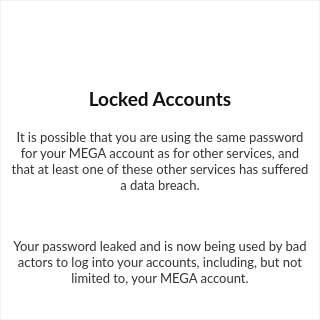
Old version of the form src/MEGASync/gui/linux/LockedPopOver.ui in the repository meganz/MEGAsync.
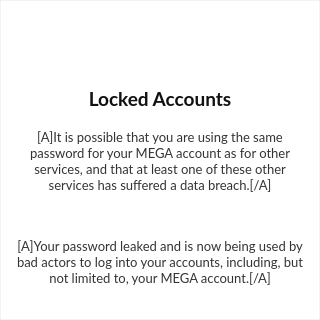
New version of the form. Icons and pictures are not drawn.

Commit message: UI adjustments of locked popover for macOS.

```diff
--- a/src/MEGASync/gui/linux/LockedPopOver.ui
+++ b/src/MEGASync/gui/linux/LockedPopOver.ui
@@ -142,7 +142,7 @@
 }</string>
      </property>
      <property name="text">
-      <string>It is possible that you are using the same password for your MEGA account as for other services, and that at least one of these other services has suffered a data breach.</string>
+      <string>[A]It is possible that you are using the same password for your MEGA account as for other services, and that at least one of these other services has suffered a data breach.[/A]</string>
      </property>
      <property name="alignment">
       <set>Qt::AlignCenter</set>
@@ -164,7 +164,7 @@
 }</string>
      </property>
      <property name="text">
-      <string>Your password leaked and is now being used by bad actors to log into your accounts, including, but not limited to, your MEGA account.</string>
+      <string>[A]Your password leaked and is now being used by bad actors to log into your accounts, including, but not limited to, your MEGA account.[/A]</string>
      </property>
      <property name="alignment">
       <set>Qt::AlignCenter</set>
```
The commit also changes 6 other files.
